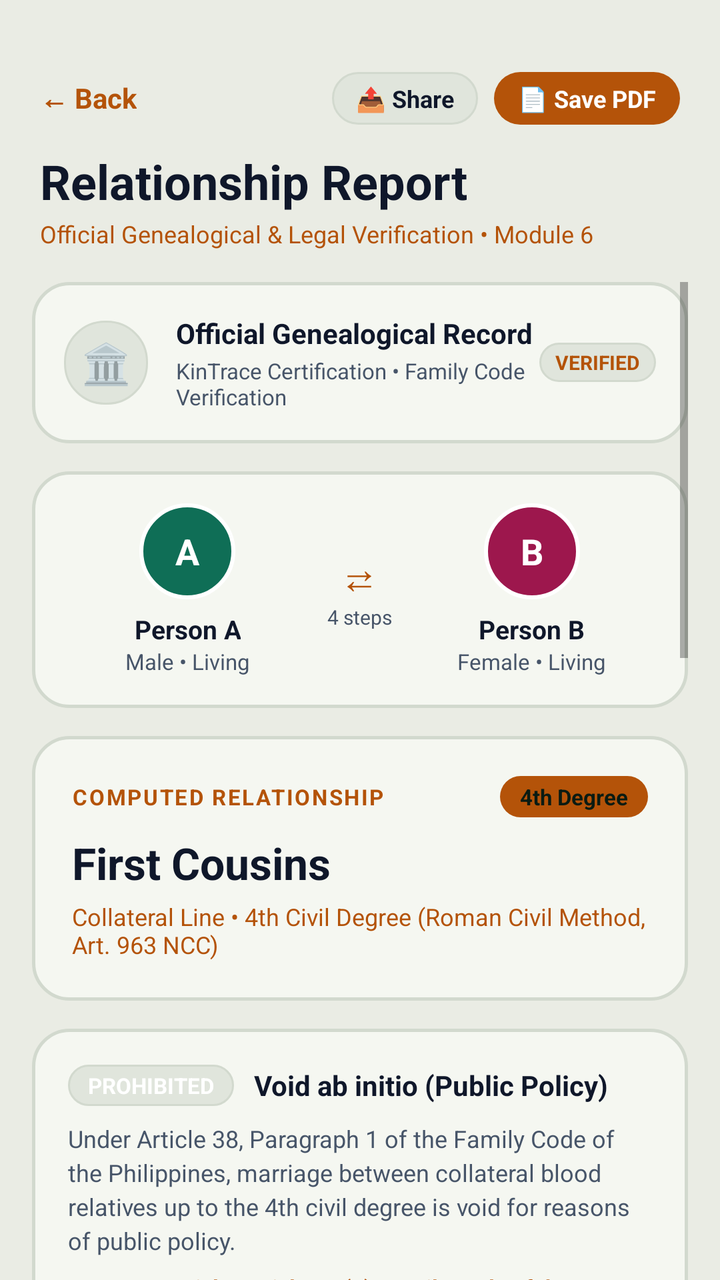
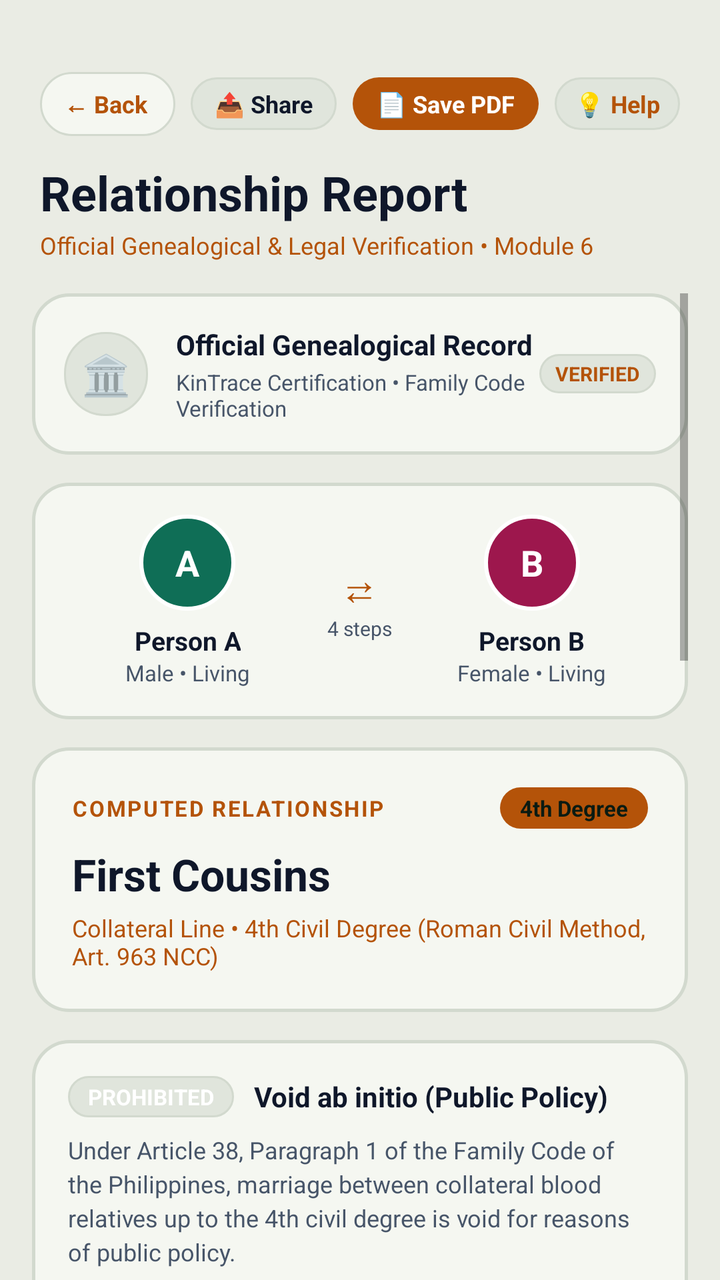

Before-and-after screenshots of an Android layout around one commit, followed by the original layout XML and the change that was made.
<!-- AndroidManifest.xml: application theme Theme.BTProject2 -->
<!-- res/layout/activity_relationship_report.xml -->
<?xml version="1.0" encoding="utf-8"?>
<LinearLayout xmlns:android="http://schemas.android.com/apk/res/android"
    android:layout_width="match_parent"
    android:layout_height="match_parent"
    android:orientation="vertical"
    android:background="@color/forest_bg"
    android:fitsSystemWindows="true">

    
    <LinearLayout
        android:layout_width="match_parent"
        android:layout_height="wrap_content"
        android:orientation="vertical"
        android:paddingTop="36dp"
        android:paddingStart="20dp"
        android:paddingEnd="20dp"
        android:paddingBottom="16dp"
        android:background="@color/forest_bg">

        <LinearLayout
            android:layout_width="match_parent"
            android:layout_height="wrap_content"
            android:orientation="horizontal"
            android:gravity="center_vertical"
            android:layout_marginBottom="12dp">

            <TextView
                android:id="@+id/btnBack"
                android:layout_width="wrap_content"
                android:layout_height="wrap_content"
                android:text="← Back"
                android:textSize="14sp"
                android:textStyle="bold"
                android:textColor="@color/gold_accent"
                android:clickable="true"
                android:focusable="true" />

            <View
                android:layout_width="0dp"
                android:layout_height="1dp"
                android:layout_weight="1" />

            <TextView
                android:id="@+id/btnShareText"
                android:layout_width="wrap_content"
                android:layout_height="wrap_content"
                android:text="📤 Share"
                android:textSize="12sp"
                android:textStyle="bold"
                android:textColor="@color/text_primary"
                android:background="@drawable/badge_pill_dark"
                android:paddingStart="12dp"
                android:paddingEnd="12dp"
                android:paddingTop="5dp"
                android:paddingBottom="5dp"
                android:layout_marginEnd="8dp"
                android:clickable="true"
                android:focusable="true" />

            <TextView
                android:id="@+id/btnExportPdf"
                android:layout_width="wrap_content"
                android:layout_height="wrap_content"
                android:text="📄 Save PDF"
                android:textSize="12sp"
                android:textStyle="bold"
                android:textColor="@color/white"
                android:backgroundTint="@color/gold_accent"
                android:background="@drawable/btn_gold_primary"
                android:paddingStart="12dp"
                android:paddingEnd="12dp"
                android:paddingTop="5dp"
                android:paddingBottom="5dp"
                android:clickable="true"
                android:focusable="true" />
        </LinearLayout>

        <TextView
            android:layout_width="wrap_content"
            android:layout_height="wrap_content"
            android:text="Relationship Report"
            android:textSize="24sp"
            android:textStyle="bold"
            android:textColor="@color/text_primary" />

        <TextView
            android:id="@+id/tvReportSubtitle"
            android:layout_width="wrap_content"
            android:layout_height="wrap_content"
            android:text="Official Genealogical &amp; Legal Verification • Module 6"
            android:textSize="12sp"
            android:textColor="@color/gold_accent"
            android:layout_marginTop="2dp" />
    </LinearLayout>

    
    <ScrollView
        android:layout_width="match_parent"
        android:layout_height="match_parent"
        android:paddingStart="16dp"
        android:paddingEnd="16dp"
        android:paddingBottom="36dp"
        android:clipToPadding="false">

        <LinearLayout
            android:layout_width="match_parent"
            android:layout_height="wrap_content"
            android:orientation="vertical">

            
            <LinearLayout
                android:layout_width="match_parent"
                android:layout_height="wrap_content"
                android:orientation="horizontal"
                android:gravity="center_vertical"
                android:background="@drawable/card_forest_elevated"
                android:padding="16dp"
                android:layout_marginBottom="14dp">

                <TextView
                    android:layout_width="42dp"
                    android:layout_height="42dp"
                    android:background="@drawable/badge_pill_dark"
                    android:gravity="center"
                    android:text="🏛"
                    android:textSize="20sp" />

                <LinearLayout
                    android:layout_width="0dp"
                    android:layout_height="wrap_content"
                    android:layout_weight="1"
                    android:layout_marginStart="14dp"
                    android:orientation="vertical">

                    <TextView
                        android:layout_width="wrap_content"
                        android:layout_height="wrap_content"
                        android:text="Official Genealogical Record"
                        android:textSize="14sp"
                        android:textStyle="bold"
                        android:textColor="@color/text_primary" />

                    <TextView
                        android:id="@+id/tvCertDetails"
                        android:layout_width="wrap_content"
                        android:layout_height="wrap_content"
                        android:text="KinTrace Certification • Family Code Verification"
                        android:textSize="11sp"
                        android:textColor="@color/text_secondary"
                        android:layout_marginTop="2dp" />
                </LinearLayout>

                <TextView
                    android:layout_width="wrap_content"
                    android:layout_height="wrap_content"
                    android:text="VERIFIED"
                    android:textSize="10sp"
                    android:textStyle="bold"
                    android:textColor="@color/gold_accent"
                    android:background="@drawable/badge_pill_dark"
                    android:paddingStart="8dp"
                    android:paddingEnd="8dp"
                    android:paddingTop="3dp"
                    android:paddingBottom="3dp" />
            </LinearLayout>

            
            <LinearLayout
                android:layout_width="match_parent"
                android:layout_height="wrap_content"
                android:orientation="horizontal"
                android:background="@drawable/card_forest_elevated"
                android:padding="16dp"
                android:gravity="center_vertical"
                android:layout_marginBottom="14dp">

                
                <LinearLayout
                    android:layout_width="0dp"
                    android:layout_height="wrap_content"
                    android:layout_weight="1"
                    android:orientation="vertical"
                    android:gravity="center_horizontal">

                    <TextView
                        android:id="@+id/tvAvatarA"
                        android:layout_width="48dp"
                        android:layout_height="48dp"
                        android:gravity="center"
                        android:text="A"
                        android:textSize="18sp"
                        android:textStyle="bold"
                        android:textColor="@color/white"
                        android:background="@drawable/node_male_sample"
                        android:layout_marginBottom="6dp" />

                    <TextView
                        android:id="@+id/tvNameA"
                        android:layout_width="wrap_content"
                        android:layout_height="wrap_content"
                        android:text="Person A"
                        android:textSize="13sp"
                        android:textStyle="bold"
                        android:textColor="@color/text_primary"
                        android:gravity="center" />

                    <TextView
                        android:id="@+id/tvDetailsA"
                        android:layout_width="wrap_content"
                        android:layout_height="wrap_content"
                        android:text="Male • Living"
                        android:textSize="11sp"
                        android:textColor="@color/text_secondary"
                        android:gravity="center" />
                </LinearLayout>

                
                <LinearLayout
                    android:layout_width="wrap_content"
                    android:layout_height="wrap_content"
                    android:orientation="vertical"
                    android:gravity="center_horizontal"
                    android:paddingStart="8dp"
                    android:paddingEnd="8dp">

                    <TextView
                        android:layout_width="wrap_content"
                        android:layout_height="wrap_content"
                        android:text="⇄"
                        android:textSize="20sp"
                        android:textColor="@color/gold_accent" />

                    <TextView
                        android:id="@+id/tvStepsSummary"
                        android:layout_width="wrap_content"
                        android:layout_height="wrap_content"
                        android:text="4 steps"
                        android:textSize="10sp"
                        android:textColor="@color/text_secondary" />
                </LinearLayout>

                
                <LinearLayout
                    android:layout_width="0dp"
                    android:layout_height="wrap_content"
                    android:layout_weight="1"
                    android:orientation="vertical"
                    android:gravity="center_horizontal">

                    <TextView
                        android:id="@+id/tvAvatarB"
                        android:layout_width="48dp"
                        android:layout_height="48dp"
                        android:gravity="center"
                        android:text="B"
                        android:textSize="18sp"
                        android:textStyle="bold"
                        android:textColor="@color/white"
                        android:background="@drawable/node_female_sample"
                        android:layout_marginBottom="6dp" />

                    <TextView
                        android:id="@+id/tvNameB"
                        android:layout_width="wrap_content"
                        android:layout_height="wrap_content"
                        android:text="Person B"
                        android:textSize="13sp"
                        android:textStyle="bold"
                        android:textColor="@color/text_primary"
                        android:gravity="center" />

                    <TextView
                        android:id="@+id/tvDetailsB"
                        android:layout_width="wrap_content"
                        android:layout_height="wrap_content"
                        android:text="Female • Living"
                        android:textSize="11sp"
                        android:textColor="@color/text_secondary"
                        android:gravity="center" />
                </LinearLayout>

            </LinearLayout>

            
            <LinearLayout
                android:layout_width="match_parent"
                android:layout_height="wrap_content"
                android:orientation="vertical"
                android:background="@drawable/card_forest_elevated"
                android:padding="20dp"
                android:layout_marginBottom="14dp">

                <LinearLayout
                    android:layout_width="match_parent"
                    android:layout_height="wrap_content"
                    android:orientation="horizontal"
                    android:gravity="center_vertical">

                    <TextView
                        android:layout_width="0dp"
                        android:layout_height="wrap_content"
                        android:layout_weight="1"
                        android:text="COMPUTED RELATIONSHIP"
                        android:textSize="11sp"
                        android:textStyle="bold"
                        android:textColor="@color/gold_accent"
                        android:letterSpacing="0.08" />

                    <TextView
                        android:id="@+id/tvDegreePill"
                        android:layout_width="wrap_content"
                        android:layout_height="wrap_content"
                        android:text="4th Degree"
                        android:textSize="11sp"
                        android:textStyle="bold"
                        android:textColor="#0A1B12"
                        android:background="@drawable/btn_gold_primary"
                        android:paddingStart="10dp"
                        android:paddingEnd="10dp"
                        android:paddingTop="3dp"
                        android:paddingBottom="3dp" />
                </LinearLayout>

                <TextView
                    android:id="@+id/tvRelationshipTitle"
                    android:layout_width="wrap_content"
                    android:layout_height="wrap_content"
                    android:text="First Cousins"
                    android:textSize="22sp"
                    android:textStyle="bold"
                    android:textColor="@color/text_primary"
                    android:layout_marginTop="8dp" />

                <TextView
                    android:id="@+id/tvConsanguinityDetails"
                    android:layout_width="wrap_content"
                    android:layout_height="wrap_content"
                    android:text="Collateral Line • 4th Civil Degree (Roman Civil Method, Art. 963 NCC)"
                    android:textSize="12sp"
                    android:textColor="@color/mint_text"
                    android:layout_marginTop="4dp" />
            </LinearLayout>

            
            <LinearLayout
                android:id="@+id/layoutLegalCard"
                android:layout_width="match_parent"
                android:layout_height="wrap_content"
                android:orientation="vertical"
                android:background="@drawable/card_forest_elevated"
                android:padding="18dp"
                android:layout_marginBottom="14dp">

                <LinearLayout
                    android:layout_width="match_parent"
                    android:layout_height="wrap_content"
                    android:orientation="horizontal"
                    android:gravity="center_vertical"
                    android:layout_marginBottom="8dp">

                    <TextView
                        android:id="@+id/tvLegalBadge"
                        android:layout_width="wrap_content"
                        android:layout_height="wrap_content"
                        android:text="PROHIBITED"
                        android:textSize="11sp"
                        android:textStyle="bold"
                        android:textColor="#FFFFFF"
                        android:background="@drawable/badge_pill_dark"
                        android:paddingStart="10dp"
                        android:paddingEnd="10dp"
                        android:paddingTop="3dp"
                        android:paddingBottom="3dp"
                        android:layout_marginEnd="10dp" />

                    <TextView
                        android:id="@+id/tvLegalTitle"
                        android:layout_width="0dp"
                        android:layout_height="wrap_content"
                        android:layout_weight="1"
                        android:text="Void ab initio (Public Policy)"
                        android:textSize="14sp"
                        android:textStyle="bold"
                        android:textColor="@color/text_primary" />
                </LinearLayout>

                <TextView
                    android:id="@+id/tvLegalDescription"
                    android:layout_width="match_parent"
                    android:layout_height="wrap_content"
                    android:text="Under Article 38, Paragraph 1 of the Family Code of the Philippines, marriage between collateral blood relatives up to the 4th civil degree is void for reasons of public policy."
                    android:textSize="12sp"
                    android:textColor="@color/text_secondary"
                    android:lineSpacingExtra="3dp" />

                <TextView
                    android:id="@+id/tvLegalArticle"
                    android:layout_width="wrap_content"
                    android:layout_height="wrap_content"
                    android:text="Statutory Article: Article 38 (1), Family Code of the Philippines"
                    android:textSize="11sp"
                    android:textStyle="bold"
                    android:textColor="@color/gold_accent"
                    android:layout_marginTop="8dp" />
            </LinearLayout>

            
            <LinearLayout
                android:layout_width="match_parent"
                android:layout_height="wrap_content"
                android:orientation="vertical"
                android:background="@drawable/card_forest_elevated"
                android:padding="18dp"
                android:layout_marginBottom="14dp">

                <TextView
                    android:layout_width="wrap_content"
                    android:layout_height="wrap_content"
                    android:text="CLOSEST COMMON ANCESTOR (MRCA)"
                    android:textSize="11sp"
                    android:textStyle="bold"
                    android:textColor="@color/gold_accent"
                    android:letterSpacing="0.08" />

                <LinearLayout
                    android:layout_width="match_parent"
                    android:layout_height="wrap_content"
                    android:orientation="horizontal"
                    android:gravity="center_vertical"
                    android:layout_marginTop="10dp">

                    <TextView
                        android:id="@+id/tvMrcaAvatar"
                        android:layout_width="40dp"
                        android:layout_height="40dp"
                        android:background="@drawable/node_mrca_sample"
                        android:gravity="center"
                        android:text="★"
                        android:textSize="16sp"
                        android:textColor="#0A1B12"
                        android:layout_marginEnd="12dp" />

                    <LinearLayout
                        android:layout_width="0dp"
                        android:layout_height="wrap_content"
                        android:layout_weight="1"
                        android:orientation="vertical">

                        <TextView
                            android:id="@+id/tvMrcaName"
                            android:layout_width="wrap_content"
                            android:layout_height="wrap_content"
                            android:text="Ancestor Name"
                            android:textSize="15sp"
                            android:textStyle="bold"
                            android:textColor="@color/text_primary" />

                        <TextView
                            android:id="@+id/tvMrcaGenerations"
                            android:layout_width="wrap_content"
                            android:layout_height="wrap_content"
                            android:text="2 generations to Person A • 2 generations to Person B"
                            android:textSize="12sp"
                            android:textColor="@color/text_secondary"
                            android:layout_marginTop="2dp" />
                    </LinearLayout>
                </LinearLayout>
            </LinearLayout>

            
            <LinearLayout
                android:layout_width="match_parent"
                android:layout_height="wrap_content"
                android:orientation="vertical"
                android:background="@drawable/card_forest_elevated"
                android:padding="18dp"
                android:layout_marginBottom="14dp">

                <TextView
                    android:layout_width="wrap_content"
                    android:layout_height="wrap_content"
                    android:text="NATURAL LANGUAGE EXPLANATION"
                    android:textSize="11sp"
                    android:textStyle="bold"
                    android:textColor="@color/gold_accent"
                    android:letterSpacing="0.08"
                    android:layout_marginBottom="8dp" />

                <TextView
                    android:id="@+id/tvNarrativeExplanation"
                    android:layout_width="match_parent"
                    android:layout_height="wrap_content"
                    android:text="Maria is the daughter of Rosa, who is the daughter of Juan. Carlos is the son of Pedro, who is also the son of Juan. Since they share the same grandfather at the 4th civil degree, they are first cousins."
                    android:textSize="13sp"
                    android:textColor="@color/text_primary"
                    android:lineSpacingExtra="4dp" />
            </LinearLayout>

            
            <LinearLayout
                android:layout_width="match_parent"
                android:layout_height="wrap_content"
                android:orientation="vertical"
                android:background="@drawable/card_forest_elevated"
                android:padding="18dp"
                android:layout_marginBottom="14dp">

                <LinearLayout
                    android:layout_width="match_parent"
                    android:layout_height="wrap_content"
                    android:orientation="horizontal"
                    android:gravity="center_vertical"
                    android:layout_marginBottom="12dp">

                    <TextView
                        android:layout_width="0dp"
                        android:layout_height="wrap_content"
                        android:layout_weight="1"
                        android:text="GENEALOGICAL PATH LADDER"
                        android:textSize="11sp"
                        android:textStyle="bold"
                        android:textColor="@color/gold_accent"
                        android:letterSpacing="0.08" />

                    <TextView
                        android:id="@+id/btnOpenVisualPath"
                        android:layout_width="wrap_content"
                        android:layout_height="wrap_content"
                        android:text="Interactive Path ➔"
                        android:textSize="11sp"
                        android:textStyle="bold"
                        android:textColor="@color/mint_text"
                        android:clickable="true"
                        android:focusable="true" />
                </LinearLayout>

                <TextView
                    android:id="@+id/tvPathLadderText"
                    android:layout_width="match_parent"
                    android:layout_height="wrap_content"
                    android:text="Person A ➔ Parent ➔ MRCA ➔ Parent ➔ Person B"
                    android:textSize="12sp"
                    android:textColor="@color/text_secondary"
                    android:lineSpacingExtra="3dp" />

                <Button
                    android:id="@+id/btnViewTraceOnTree"
                    android:layout_width="match_parent"
                    android:layout_height="44dp"
                    android:text="🌿  View Highlighted Bloodline on Tree"
                    android:textSize="12sp"
                    android:textStyle="bold"
                    android:textColor="@color/white"
                    android:backgroundTint="@color/gold_accent"
                    android:textAllCaps="false"
                    android:layout_marginTop="12dp" />
            </LinearLayout>

            
            <LinearLayout
                android:id="@+id/cardReferenceSupport"
                android:layout_width="match_parent"
                android:layout_height="wrap_content"
                android:orientation="horizontal"
                android:gravity="center_vertical"
                android:background="@drawable/card_forest_elevated"
                android:padding="16dp"
                android:layout_marginBottom="24dp"
                android:clickable="true"
                android:focusable="true">

                <TextView
                    android:layout_width="36dp"
                    android:layout_height="36dp"
                    android:background="@drawable/badge_pill_dark"
                    android:gravity="center"
                    android:text="⚖"
                    android:textSize="18sp" />

                <LinearLayout
                    android:layout_width="0dp"
                    android:layout_height="wrap_content"
                    android:layout_weight="1"
                    android:layout_marginStart="14dp"
                    android:orientation="vertical">

                    <TextView
                        android:layout_width="wrap_content"
                        android:layout_height="wrap_content"
                        android:text="Statutory Reference Guide"
                        android:textSize="13sp"
                        android:textStyle="bold"
                        android:textColor="@color/text_primary" />

                    <TextView
                        android:layout_width="wrap_content"
                        android:layout_height="wrap_content"
                        android:text="Articles 963–967 Civil Code &amp; Articles 37–38 Family Code"
                        android:textSize="11sp"
                        android:textColor="@color/text_secondary" />
                </LinearLayout>

                <TextView
                    android:layout_width="wrap_content"
                    android:layout_height="wrap_content"
                    android:text="›"
                    android:textSize="20sp"
                    android:textColor="@color/gold_accent" />
            </LinearLayout>

            
            <TextView
                android:id="@+id/btnSavePrintPdfBottom"
                android:layout_width="match_parent"
                android:layout_height="48dp"
                android:gravity="center"
                android:text="📄  Save / Print Official PDF Report"
                android:textSize="14sp"
                android:textStyle="bold"
                android:textColor="@color/white"
                android:backgroundTint="@color/gold_accent"
                android:background="@drawable/btn_gold_primary"
                android:layout_marginBottom="12dp"
                android:clickable="true"
                android:focusable="true" />

            <TextView
                android:id="@+id/btnShareTextBottom"
                android:layout_width="match_parent"
                android:layout_height="44dp"
                android:gravity="center"
                android:text="📤  Share Formatted Report Summary"
                android:textSize="13sp"
                android:textStyle="bold"
                android:textColor="@color/text_primary"
                android:background="@drawable/btn_dark_secondary"
                android:layout_marginBottom="24dp"
                android:clickable="true"
                android:focusable="true" />

        </LinearLayout>
    </ScrollView>

</LinearLayout>
<!-- resources referenced by this layout -->
<resources>
  <color name="forest_bg">#EAECE4</color>
  <color name="gold_accent">#B45309</color>
  <color name="mint_text">#B45309</color>
  <color name="text_primary">#0F172A</color>
  <color name="text_secondary">#475569</color>
  <color name="white">#FFFFFF</color>
  <!-- drawable badge_pill_dark (drawable) -->
  <?xml version="1.0" encoding="utf-8"?>
  <shape xmlns:android="http://schemas.android.com/apk/res/android"
      android:shape="rectangle">
      <solid android:color="@color/forest_card_light" />
      <corners android:radius="20dp" />
      <stroke
          android:width="1dp"
          android:color="@color/forest_card_border" />
  </shape>
  <!-- drawable btn_gold_primary (drawable) -->
  <?xml version="1.0" encoding="utf-8"?>
  <ripple xmlns:android="http://schemas.android.com/apk/res/android"
      android:color="#40FFFFFF">
      <item>
          <shape android:shape="rectangle">
              <solid android:color="@color/gold_accent" />
              <corners android:radius="14dp" />
          </shape>
      </item>
  </ripple>
  <!-- drawable card_forest_elevated (drawable) -->
  <?xml version="1.0" encoding="utf-8"?>
  <shape xmlns:android="http://schemas.android.com/apk/res/android"
      android:shape="rectangle">
      <solid android:color="@color/forest_card" />
      <corners android:radius="18dp" />
      <stroke
          android:width="1.5dp"
          android:color="@color/forest_card_border" />
  </shape>
  <!-- drawable node_female_sample (drawable) -->
  <?xml version="1.0" encoding="utf-8"?>
  <shape xmlns:android="http://schemas.android.com/apk/res/android"
      android:shape="oval">
      <solid android:color="#9D174D" />
      <stroke
          android:width="2dp"
          android:color="#FFFFFF" />
      <size
          android:width="26dp"
          android:height="26dp" />
  </shape>
  <!-- drawable node_male_sample (drawable) -->
  <?xml version="1.0" encoding="utf-8"?>
  <shape xmlns:android="http://schemas.android.com/apk/res/android"
      android:shape="oval">
      <solid android:color="#0F6E56" />
      <stroke
          android:width="2dp"
          android:color="#FFFFFF" />
      <size
          android:width="26dp"
          android:height="26dp" />
  </shape>
  <!-- drawable node_mrca_sample (drawable) -->
  <?xml version="1.0" encoding="utf-8"?>
  <shape xmlns:android="http://schemas.android.com/apk/res/android"
      android:shape="oval">
      <solid android:color="#D4A359" />
      <stroke
          android:width="2.5dp"
          android:color="#FDE047" />
      <size
          android:width="26dp"
          android:height="26dp" />
  </shape>
  <style name="Theme.BTProject2" parent="Theme.MaterialComponents.DayNight.NoActionBar">
          <item name="colorPrimary">@color/gold_accent</item>
          <item name="colorPrimaryDark">@color/gold_accent_dark</item>
          <item name="colorAccent">@color/gold_accent</item>
          <item name="android:windowBackground">@color/forest_bg</item>
          <item name="android:statusBarColor">@color/forest_bg</item>
          <item name="android:windowLightStatusBar">true</item>
      </style>
  <color name="forest_card_light">#E0E5DC</color>
  <color name="forest_card_border">#D2D9CE</color>
  <color name="forest_card">#F5F7F1</color>
  <color name="gold_accent_dark">#78350F</color>
  <!-- unchanged entries left out for length: 1 -->
</resources>

<!-- the commit's change to res/layout/activity_relationship_report.xml (unified diff, before → after) -->
@@ -27,11 +27,15 @@
             <TextView
                 android:id="@+id/btnBack"
                 android:layout_width="wrap_content"
-                android:layout_height="wrap_content"
+                android:layout_height="32dp"
+                android:background="@drawable/bg_nav_back_pill"
+                android:gravity="center_vertical"
+                android:paddingStart="12dp"
+                android:paddingEnd="14dp"
                 android:text="← Back"
-                android:textSize="14sp"
+                android:textSize="12sp"
                 android:textStyle="bold"
-                android:textColor="@color/gold_accent"
+                android:textColor="@color/primary"
                 android:clickable="true"
                 android:focusable="true" />
 
@@ -73,6 +77,23 @@
                 android:paddingBottom="5dp"
                 android:clickable="true"
                 android:focusable="true" />
+
+            <TextView
+                android:id="@+id/btnQuickAssistReport"
+                android:layout_width="wrap_content"
+                android:layout_height="wrap_content"
+                android:text="💡 Help"
+                android:textSize="12sp"
+                android:textStyle="bold"
+                android:textColor="@color/gold_accent"
+                android:background="@drawable/badge_pill_dark"
+                android:paddingStart="10dp"
+                android:paddingEnd="10dp"
+                android:paddingTop="5dp"
+                android:paddingBottom="5dp"
+                android:layout_marginStart="8dp"
+                android:clickable="true"
+                android:focusable="true" />
         </LinearLayout>
 
         <TextView
@@ -543,7 +564,7 @@
                     android:textColor="@color/text_secondary"
                     android:lineSpacingExtra="3dp" />
 
-                <Button
+                <com.google.android.material.button.MaterialButton
                     android:id="@+id/btnViewTraceOnTree"
                     android:layout_width="match_parent"
                     android:layout_height="44dp"
<!-- resource entries referenced after the edit -->
@@ -3,6 +3,7 @@
   <color name="forest_bg">#EAECE4</color>
   <color name="gold_accent">#B45309</color>
   <color name="mint_text">#B45309</color>
+  <color name="primary">#B45309</color>
   <color name="text_primary">#0F172A</color>
   <color name="text_secondary">#475569</color>
   <color name="white">#FFFFFF</color>
@@ -16,6 +17,20 @@
           android:width="1dp"
           android:color="@color/forest_card_border" />
   </shape>
+  <!-- drawable bg_nav_back_pill (drawable) -->
+  <?xml version="1.0" encoding="utf-8"?>
+  <ripple xmlns:android="http://schemas.android.com/apk/res/android"
+      android:color="@color/gold_accent">
+      <item>
+          <shape android:shape="rectangle">
+              <solid android:color="@color/card_bg" />
+              <corners android:radius="20dp" />
+              <stroke
+                  android:width="1dp"
+                  android:color="@color/card_border" />
+          </shape>
+      </item>
+  </ripple>
   <!-- drawable btn_gold_primary (drawable) -->
   <?xml version="1.0" encoding="utf-8"?>
   <ripple xmlns:android="http://schemas.android.com/apk/res/android"
@@ -83,6 +98,8 @@
       </style>
   <color name="forest_card_light">#E0E5DC</color>
   <color name="forest_card_border">#D2D9CE</color>
+  <color name="card_bg">#F5F7F1</color>
+  <color name="card_border">#D2D9CE</color>
   <color name="forest_card">#F5F7F1</color>
   <color name="gold_accent_dark">#78350F</color>
   <!-- unchanged entries left out for length: 1 -->
